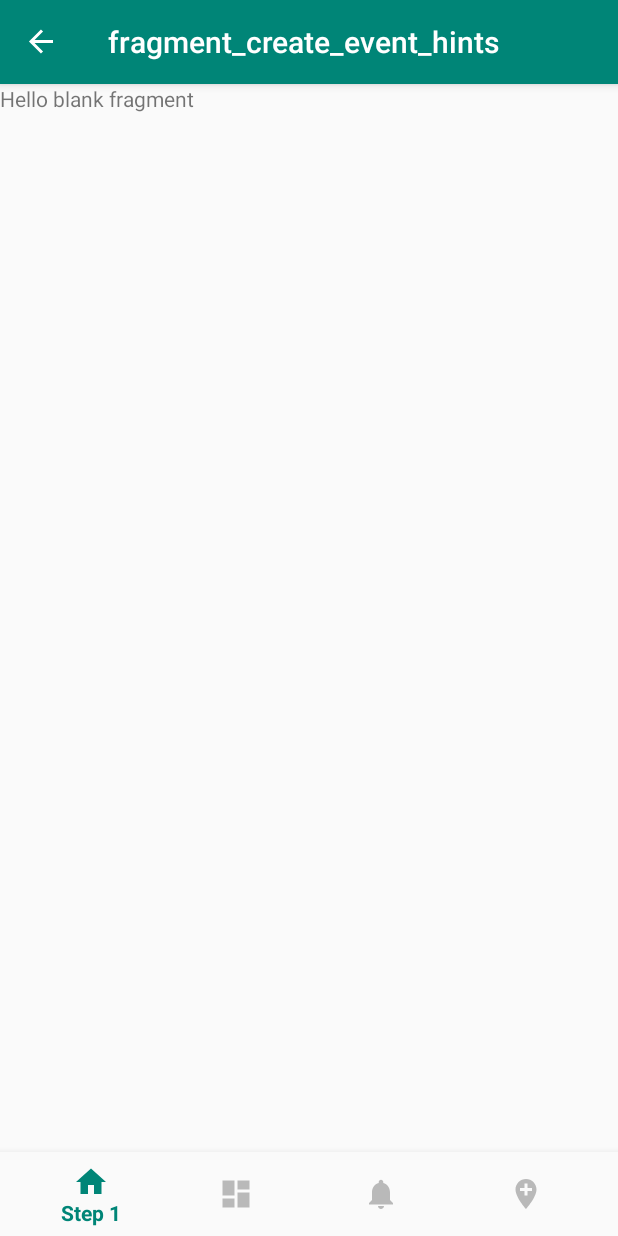
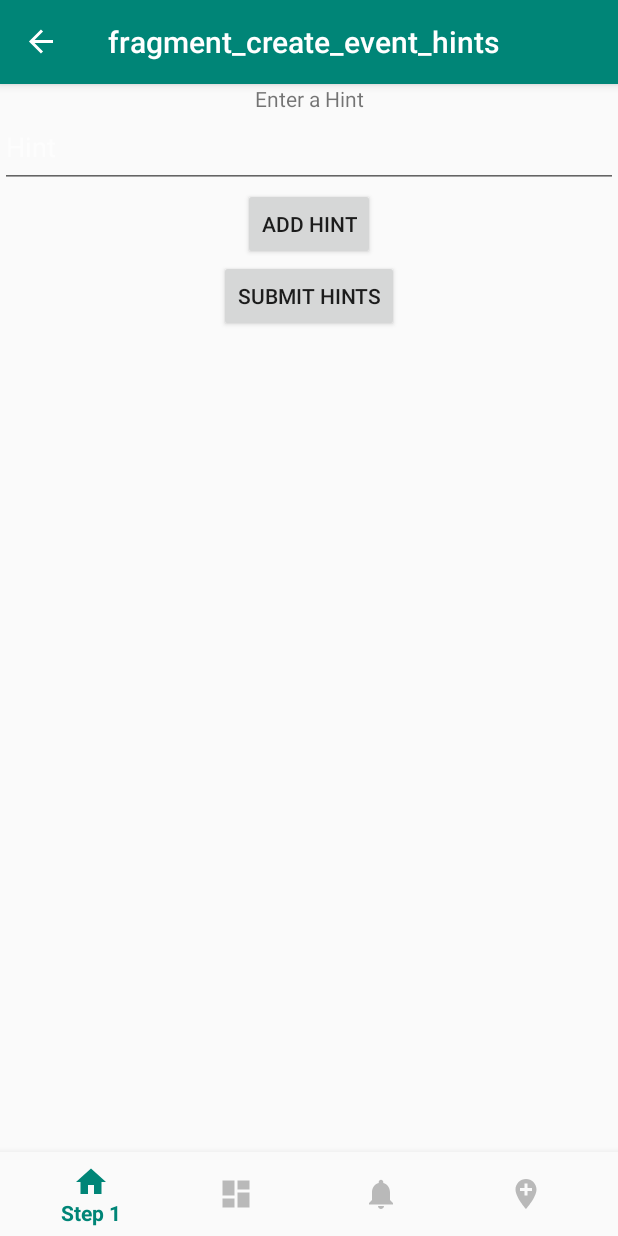
Before and after one commit to Mark0tny/GPS-game, an Android app: the CreateEventHints screen opened through its navigation route, on a phone screen of 412 x 824 dp. Run offline under Robolectric (Android 15) with nearby library versions, the phone set to English and light mode, and no system bars; our stand-ins replace navigation-ui; 5 statements that could not run were skipped.

Commit message:
layouts update

```diff
--- a/app/src/main/res/layout/fragment_create_event_hints.xml
+++ b/app/src/main/res/layout/fragment_create_event_hints.xml
@@ -3,12 +3,61 @@
     xmlns:tools="http://schemas.android.com/tools"
     android:layout_width="match_parent"
     android:layout_height="match_parent"
-    tools:context=".Fragment.EventCreation.CreateEventHints">
+    tools:context=".Fragment.EventCreation.CreateEventQuiz">
 
-    <!-- TODO: Update blank fragment layout -->
-    <TextView
+    <LinearLayout
         android:layout_width="match_parent"
         android:layout_height="match_parent"
-        android:text="@string/hello_blank_fragment" />
+        android:orientation="vertical">
+
+        <LinearLayout
+            android:layout_width="match_parent"
+            android:layout_height="wrap_content"
+            android:orientation="vertical">
+
+            <TextView
+                android:layout_width="match_parent"
+                android:layout_height="wrap_content"
+                android:text="@string/add_hint"
+                android:textAlignment="center"/>
+
+            <EditText
+                android:id="@+id/editTextHint"
+                android:layout_width="match_parent"
+                android:layout_height="wrap_content"
+                android:fontFamily="sans-serif"
+                android:hint="Hint"
+                android:paddingBottom="15dp"
+                android:textColorHint="@color/colorAccent" />
+
+            <Button
+                android:id="@+id/buttonAddHint"
+                android:layout_width="wrap_content"
+                android:layout_height="wrap_content"
+                android:layout_gravity="center"
+                android:text="@string/add_hint_butt" />
+
+        </LinearLayout>
+
+        <LinearLayout
+            android:layout_width="match_parent"
+            android:layout_height="wrap_content"
+            android:orientation="vertical">
+
+
+            <android.support.v7.widget.RecyclerView
+                android:id="@+id/recyclerAnswers"
+                android:layout_width="match_parent"
+                android:layout_height="match_parent" />
+
+            <Button
+                android:id="@+id/submitQuiz"
+                android:layout_width="wrap_content"
+                android:layout_height="wrap_content"
+                android:layout_gravity="center"
+                android:text="@string/submitHints" />
+
+        </LinearLayout>
+    </LinearLayout>
 
 </FrameLayout>
--- a/app/src/main/res/layout/fragment_create_event_qrcode.xml
+++ b/app/src/main/res/layout/fragment_create_event_qrcode.xml
@@ -37,5 +37,11 @@
                 android:text="@string/downloadQR"
                />
         </LinearLayout>
+        <Button
+            android:id="@+id/submitQR"
+            android:layout_width="wrap_content"
+            android:layout_height="wrap_content"
+            android:layout_gravity="center"
+            android:text="@string/submitInfo" />
     </LinearLayout>
 </FrameLayout>
--- a/app/src/main/res/values/strings.xml
+++ b/app/src/main/res/values/strings.xml
@@ -89,5 +89,13 @@
     <string name="markPleaceToFind">Pleace mark pleace to find</string>
     <string name="eventLocalization">Enter Event Localization on Map</string>
 
+    <!--    Event Hints    -->
+    <string name="add_hint">Enter a Hint</string>
+    <string name="add_hint_butt">Add Hint</string>
+    <string name="submitHints">Submit Hints</string>
+
+    <string name="markerLocalization" >Enter Marker Localization on Map</string>
+    <string name="submitInfo">Submit</string>
+
 
 </resources>
```
Also changed, not shown: app/src/main/java/com/example/kotu9/gpsgame/Fragment/EventCreation/CreateEventMarker.java (+17 -6 lines), app/src/main/res/layout/fragment_create_event_info.xml (+7 -0 lines), app/src/main/res/layout/fragment_create_event_location.xml (+6 -1 lines), app/src/main/res/layout/fragment_create_event_marker.xml (+7 -2 lines), app/src/main/res/layout/fragment_create_event_photo_compare.xml (+7 -0 lines).
